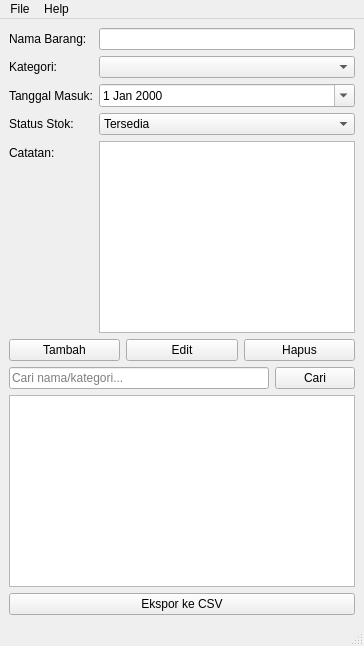
Above: ui_inventory.ui from Zidan364/pv25-finalproject-InventoryManagement before the change. Below: the same form after it.
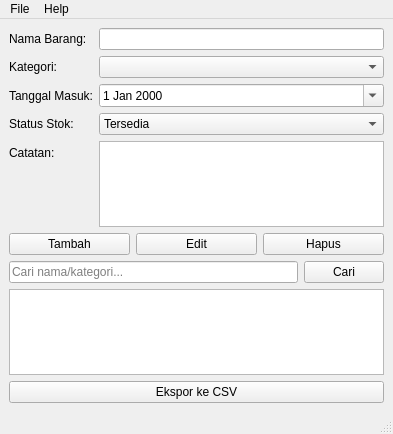
That is the form after the change.

Patch:
```diff
--- a/ui_inventory.ui
+++ b/ui_inventory.ui
@@ -2,6 +2,14 @@
 <ui version="4.0">
  <class>MainWindow</class>
  <widget class="QMainWindow" name="MainWindow">
+  <property name="geometry">
+   <rect>
+    <x>0</x>
+    <y>0</y>
+    <width>393</width>
+    <height>434</height>
+   </rect>
+  </property>
   <property name="windowTitle">
    <string>Inventory Management Mini App</string>
   </property>
@@ -133,7 +141,10 @@
   <widget class="QMenuBar" name="menubar">
    <property name="geometry">
     <rect>
-     <x>0</x><y>0</y><width>800</width><height>22</height>
+     <x>0</x>
+     <y>0</y>
+     <width>393</width>
+     <height>21</height>
     </rect>
    </property>
    <widget class="QMenu" name="menuFile">
```
Left out of the diff: 77 changed lines with no effect on the pictures.
